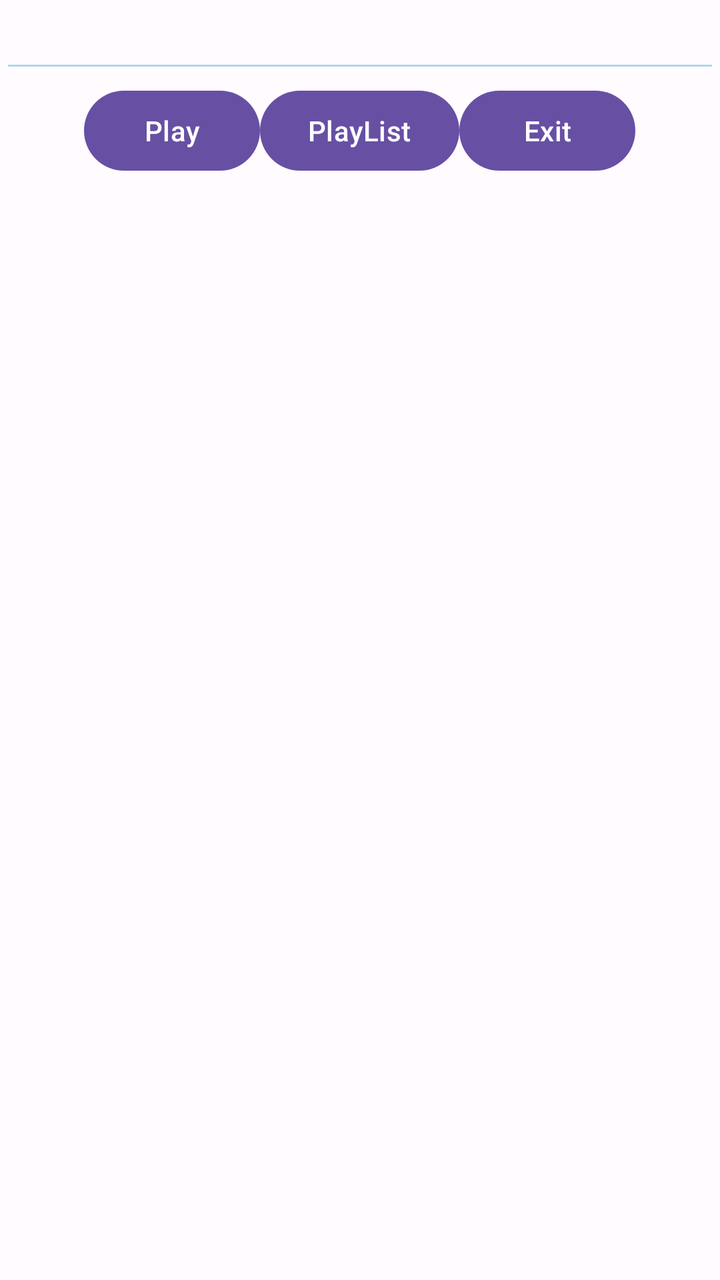
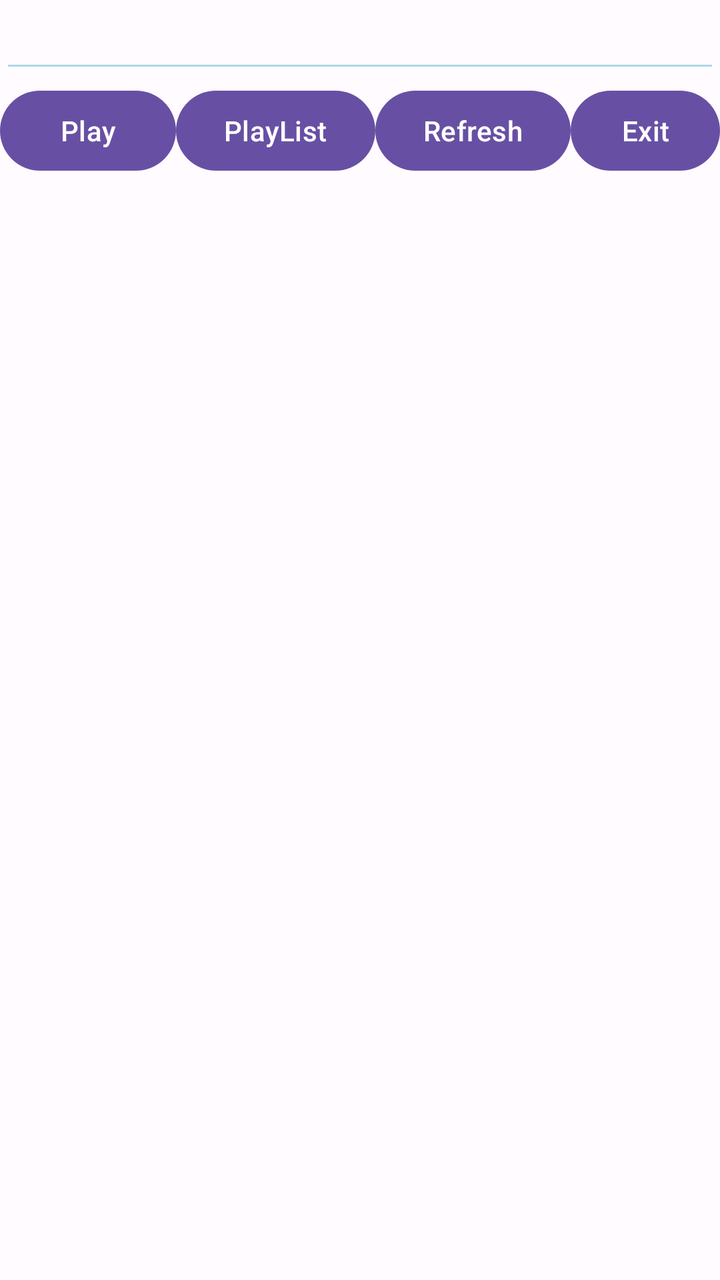

The first picture is an Android layout as it rendered before a commit; the second is the same layout after the commit. The layout source and the unified diff follow.
<!-- AndroidManifest.xml: application theme AppTheme -->
<!-- res/layout/activity_main.xml -->
<?xml version="1.0" encoding="utf-8"?>
<LinearLayout
    xmlns:android="http://schemas.android.com/apk/res/android"
    xmlns:app="http://schemas.android.com/apk/res-auto"
    xmlns:tools="http://schemas.android.com/tools"
    android:id="@+id/layout_main"
    android:layout_width="match_parent"
    android:layout_height="match_parent"
    android:orientation="vertical"
    android:gravity="top">

    <EditText
      android:id="@+id/edit_url"
      android:backgroundTint="@color/lightBlue"
      android:layout_width="fill_parent"
      android:layout_height="wrap_content" />
      
    <LinearLayout
        android:layout_width="match_parent"
        android:layout_height="wrap_content"
        android:orientation="horizontal"
        android:gravity="center">
      
        <Button android:id="@+id/button_play"
          android:layout_width="wrap_content"
          android:layout_height="wrap_content"
          android:text="Play" />
		  
		    <Button android:id="@+id/button_playlist"
          android:layout_width="wrap_content"
          android:layout_height="wrap_content"
          android:text="PlayList" />
          
        <Button android:id="@+id/button_exit"
          android:layout_width="wrap_content"
          android:layout_height="wrap_content"
          android:text="Exit" />
          
    </LinearLayout>
    
    <LinearLayout
        android:layout_width="match_parent"
        android:layout_height="match_parent"
        android:orientation="vertical"
        android:gravity="center">
      
        <androidx.recyclerview.widget.RecyclerView
          android:id="@+id/recyclerView"
          android:layout_width="match_parent"
          android:layout_height="match_parent"
          tools:listitem="@layout/item_text" />
      
    </LinearLayout>  
      
    
</LinearLayout>
<!-- res/layout/item_text.xml (included above) -->
<LinearLayout
    xmlns:android="http://schemas.android.com/apk/res/android"
    android:layout_width="match_parent"
    android:layout_height="wrap_content"
    android:orientation="vertical"
    android:padding="16dp">

    <TextView
        android:id="@+id/textView"
        android:layout_width="match_parent"
        android:layout_height="wrap_content"
        android:textColor="@color/lightBlue"
        android:textSize="16sp" />
</LinearLayout>
<!-- resources referenced by this layout -->
<resources>
  <color name="lightBlue">#add8e6</color>
  <color name="md_theme_light_primary">#6750A4</color>
  <color name="md_theme_light_onPrimary">#FFFFFF</color>
  <color name="md_theme_light_primaryContainer">#EADDFF</color>
  <color name="md_theme_light_onPrimaryContainer">#21005D</color>
  <color name="md_theme_light_secondary">#625B71</color>
  <color name="md_theme_light_onSecondary">#FFFFFF</color>
  <color name="md_theme_light_secondaryContainer">#E8DEF8</color>
  <color name="md_theme_light_onSecondaryContainer">#1D192B</color>
  <color name="md_theme_light_tertiary">#7D5260</color>
  <color name="md_theme_light_onTertiary">#FFFFFF</color>
  <color name="md_theme_light_tertiaryContainer">#FFD8E4</color>
  <color name="md_theme_light_onTertiaryContainer">#31111D</color>
  <color name="md_theme_light_error">#B3261E</color>
  <color name="md_theme_light_onError">#FFFFFF</color>
  <color name="md_theme_light_errorContainer">#F9DEDC</color>
  <color name="md_theme_light_onErrorContainer">#410E0B</color>
  <color name="md_theme_light_outline">#79747E</color>
  <color name="md_theme_light_background">#FFFBFE</color>
  <color name="md_theme_light_onBackground">#1C1B1F</color>
  <color name="md_theme_light_surface">#FFFBFE</color>
  <color name="md_theme_light_onSurface">#1C1B1F</color>
  <color name="md_theme_light_surfaceVariant">#E7E0EC</color>
  <color name="md_theme_light_onSurfaceVariant">#49454F</color>
  <color name="md_theme_light_inverseSurface">#313033</color>
  <color name="md_theme_light_inverseOnSurface">#F4EFF4</color>
  <color name="md_theme_light_inversePrimary">#D0BCFF</color>
  <!-- unchanged entries left out for length: 1 -->
</resources>

<!-- the commit's change to res/layout/activity_main.xml (unified diff, before → after) -->
@@ -30,6 +30,11 @@
           android:layout_width="wrap_content"
           android:layout_height="wrap_content"
           android:text="PlayList" />
+          
+        <Button android:id="@+id/button_refresh"
+          android:layout_width="wrap_content"
+          android:layout_height="wrap_content"
+          android:text="Refresh" />
           
         <Button android:id="@+id/button_exit"
           android:layout_width="wrap_content"
